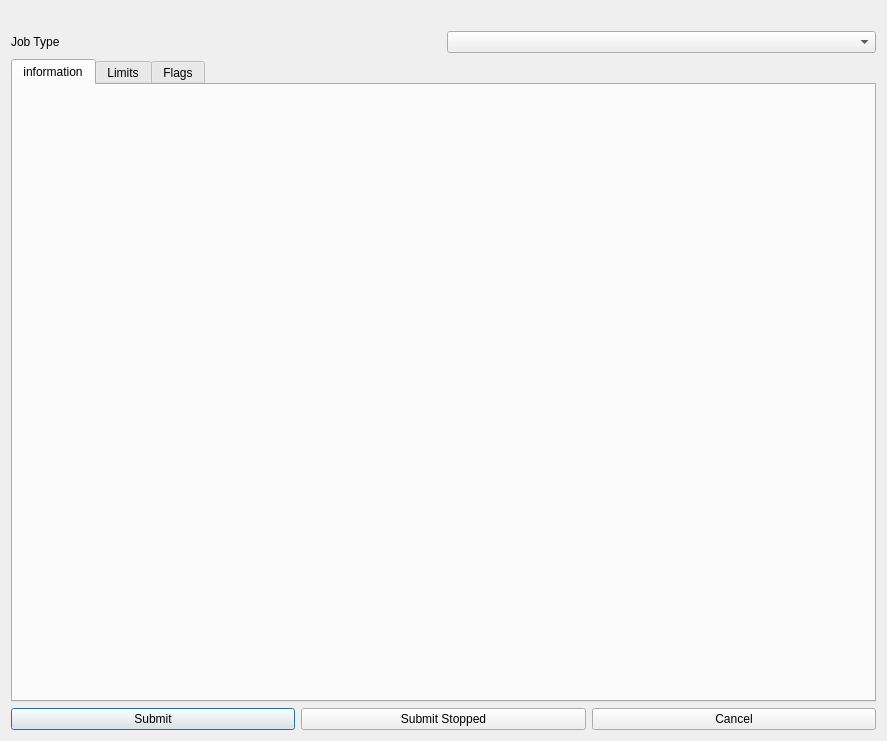
This is src/lib/ui/newJob.ui in hdd/drQt as Qt 5 draws it before an edit. The edited form follows.
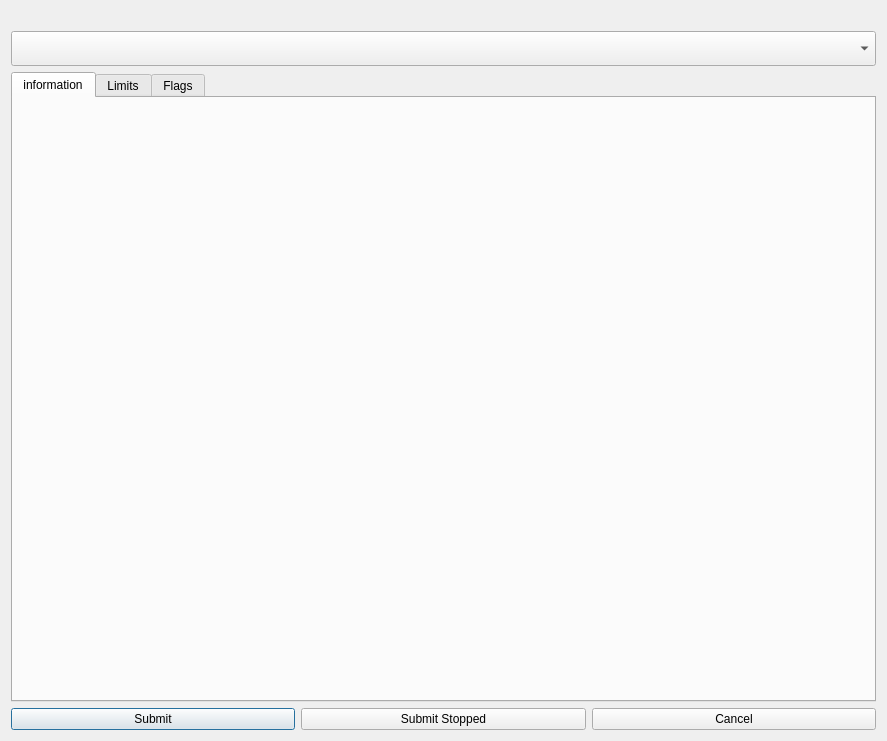
This is the edited form.

Diff of the .ui file:
```diff
--- a/src/lib/ui/newJob.ui
+++ b/src/lib/ui/newJob.ui
@@ -10,6 +10,12 @@
     <height>741</height>
    </rect>
   </property>
+  <property name="sizePolicy">
+   <sizepolicy hsizetype="Preferred" vsizetype="Minimum">
+    <horstretch>0</horstretch>
+    <verstretch>0</verstretch>
+   </sizepolicy>
+  </property>
   <property name="windowTitle">
    <string>Dialog</string>
   </property>
@@ -24,18 +30,15 @@
    <item>
     <layout class="QHBoxLayout" name="horizontalLayout_26">
      <item>
-      <widget class="QLabel" name="label_25">
-       <property name="styleSheet">
-        <string notr="true"/>
-       </property>
-       <property name="text">
-        <string>Job Type</string>
+      <widget class="QComboBox" name="CB_job_type">
+       <property name="minimumSize">
+        <size>
+         <width>0</width>
+         <height>35</height>
+        </size>
        </property>
       </widget>
      </item>
-     <item>
-      <widget class="QComboBox" name="CB_job_type"/>
-     </item>
     </layout>
    </item>
    <item>
```
